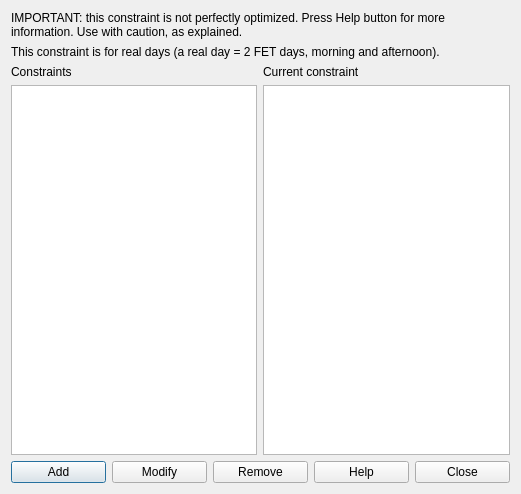
Above: fet/src/interface/constraintteachersmaxgapsperweekforrealdaysform_template.ui from vonmecheln/fet before the change. Below: the same form after it.
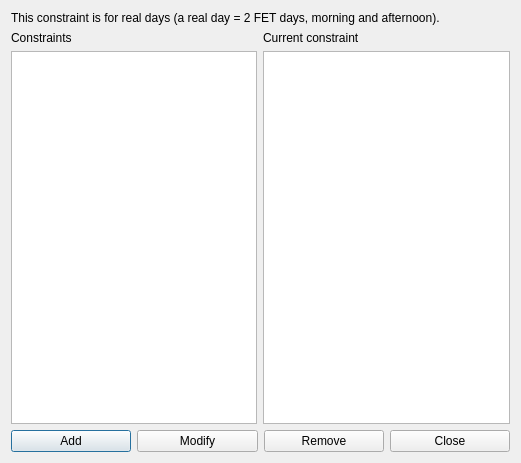
That is the form after the change.

Diff of the .ui file:
```diff
--- a/fet/src/interface/constraintteachersmaxgapsperweekforrealdaysform_template.ui
+++ b/fet/src/interface/constraintteachersmaxgapsperweekforrealdaysform_template.ui
@@ -7,46 +7,14 @@
     <x>0</x>
     <y>0</y>
     <width>521</width>
-    <height>494</height>
+    <height>463</height>
    </rect>
   </property>
   <property name="windowTitle">
    <string extracomment="This is the title of the dialog in which you see the list of all constraints of this type">Constraints teachers max gaps per week for real days</string>
   </property>
   <layout class="QGridLayout" name="gridLayout">
-   <item row="0" column="0" colspan="2">
-    <widget class="QLabel" name="label">
-     <property name="sizePolicy">
-      <sizepolicy hsizetype="Minimum" vsizetype="Minimum">
-       <horstretch>0</horstretch>
-       <verstretch>0</verstretch>
-      </sizepolicy>
-     </property>
-     <property name="text">
-      <string>IMPORTANT: this constraint is not perfectly optimized. Press Help button for more information. Use with caution, as explained.</string>
-     </property>
-     <property name="wordWrap">
-      <bool>true</bool>
-     </property>
-    </widget>
-   </item>
-   <item row="1" column="0" colspan="2">
-    <widget class="QLabel" name="label_2">
-     <property name="sizePolicy">
-      <sizepolicy hsizetype="Minimum" vsizetype="Minimum">
-       <horstretch>0</horstretch>
-       <verstretch>0</verstretch>
-      </sizepolicy>
-     </property>
-     <property name="text">
-      <string>This constraint is for real days (a real day = 2 FET days, morning and afternoon).</string>
-     </property>
-     <property name="wordWrap">
-      <bool>true</bool>
-     </property>
-    </widget>
-   </item>
-   <item row="2" column="0">
+   <item row="1" column="0">
     <layout class="QVBoxLayout" name="verticalLayout">
      <item>
       <widget class="QLabel" name="constraintsTextLabel">
@@ -69,7 +37,23 @@
      </item>
     </layout>
    </item>
-   <item row="2" column="1">
+   <item row="0" column="0" colspan="2">
+    <widget class="QLabel" name="label_2">
+     <property name="sizePolicy">
+      <sizepolicy hsizetype="Minimum" vsizetype="Minimum">
+       <horstretch>0</horstretch>
+       <verstretch>0</verstretch>
+      </sizepolicy>
+     </property>
+     <property name="text">
+      <string>This constraint is for real days (a real day = 2 FET days, morning and afternoon).</string>
+     </property>
+     <property name="wordWrap">
+      <bool>true</bool>
+     </property>
+    </widget>
+   </item>
+   <item row="1" column="1">
     <layout class="QVBoxLayout" name="verticalLayout_2">
      <item>
       <widget class="QLabel" name="currentConstraintTextLabel">
@@ -86,7 +70,7 @@
      </item>
     </layout>
    </item>
-   <item row="3" column="0" colspan="2">
+   <item row="2" column="0" colspan="2">
     <layout class="QHBoxLayout" name="horizontalLayout">
      <item>
       <widget class="QPushButton" name="addConstraintPushButton">
@@ -109,13 +93,6 @@
        </property>
       </widget>
      </item>
-     <item>
-      <widget class="QPushButton" name="helpPushButton">
-       <property name="text">
-        <string>Help</string>
-       </property>
-      </widget>
-     </item>
      <item>
       <widget class="QPushButton" name="closePushButton">
        <property name="text">
```
